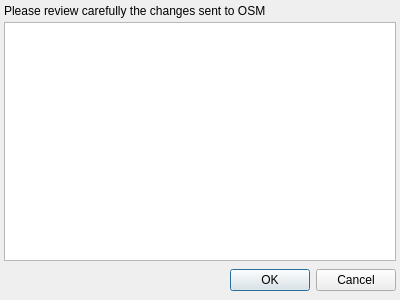
First picture: the form in src/Sync/SyncListDialog.ui, repository openstreetmap/merkaartor, before the edit.
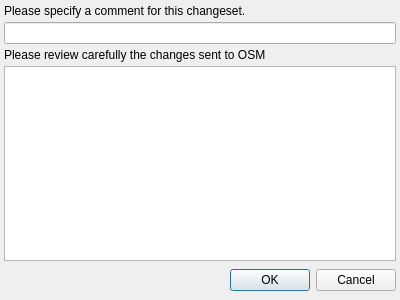
Second picture: the form after the edit.

Patch:
```diff
--- a/src/Sync/SyncListDialog.ui
+++ b/src/Sync/SyncListDialog.ui
@@ -19,6 +19,16 @@
    <property name="margin" >
     <number>4</number>
    </property>
+   <item>
+    <widget class="QLabel" name="lblChangesetComment" >
+     <property name="text" >
+      <string>Please specify a comment for this changeset.</string>
+     </property>
+    </widget>
+   </item>
+   <item>
+    <widget class="QLineEdit" name="edChangesetComment" />
+   </item>
    <item>
     <widget class="QLabel" name="label" >
      <property name="text" >
```
Left out of the diff: 2 changed lines with no effect on the pictures.
